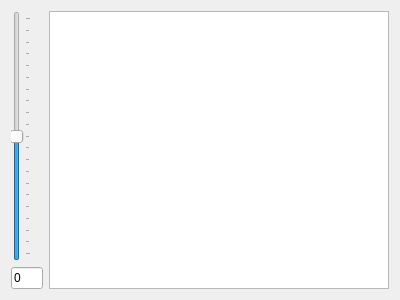
vache/BuildingEditor, file overmapspeciallayout.ui: the form before one commit.
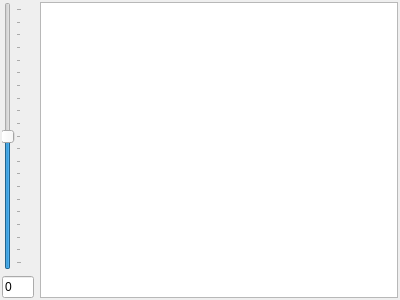
The form after the commit.

```diff
--- a/overmapspeciallayout.ui
+++ b/overmapspeciallayout.ui
@@ -14,6 +14,18 @@
    <string>Form</string>
   </property>
   <layout class="QHBoxLayout" name="horizontalLayout">
+   <property name="leftMargin">
+    <number>2</number>
+   </property>
+   <property name="topMargin">
+    <number>2</number>
+   </property>
+   <property name="rightMargin">
+    <number>2</number>
+   </property>
+   <property name="bottomMargin">
+    <number>2</number>
+   </property>
    <item>
     <layout class="QVBoxLayout" name="verticalLayout">
      <item>
@@ -59,10 +71,10 @@
       <enum>QAbstractItemView::SingleSelection</enum>
      </property>
      <attribute name="horizontalHeaderDefaultSectionSize">
-      <number>16</number>
+      <number>17</number>
      </attribute>
      <attribute name="verticalHeaderDefaultSectionSize">
-      <number>16</number>
+      <number>17</number>
      </attribute>
     </widget>
    </item>
```
